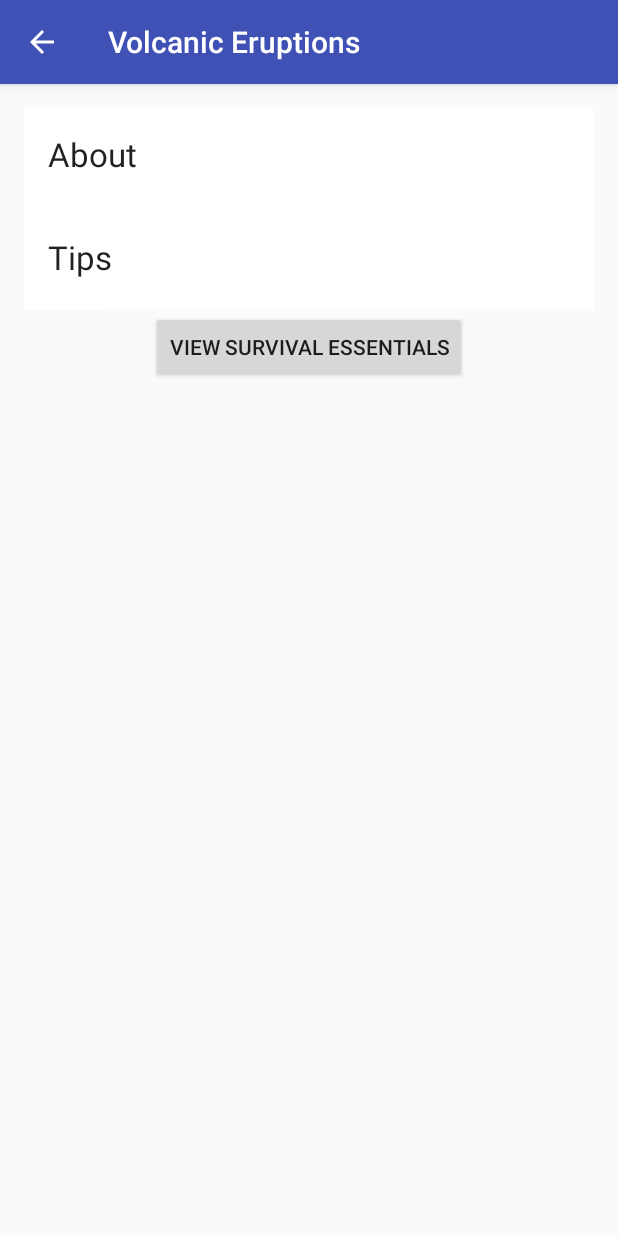
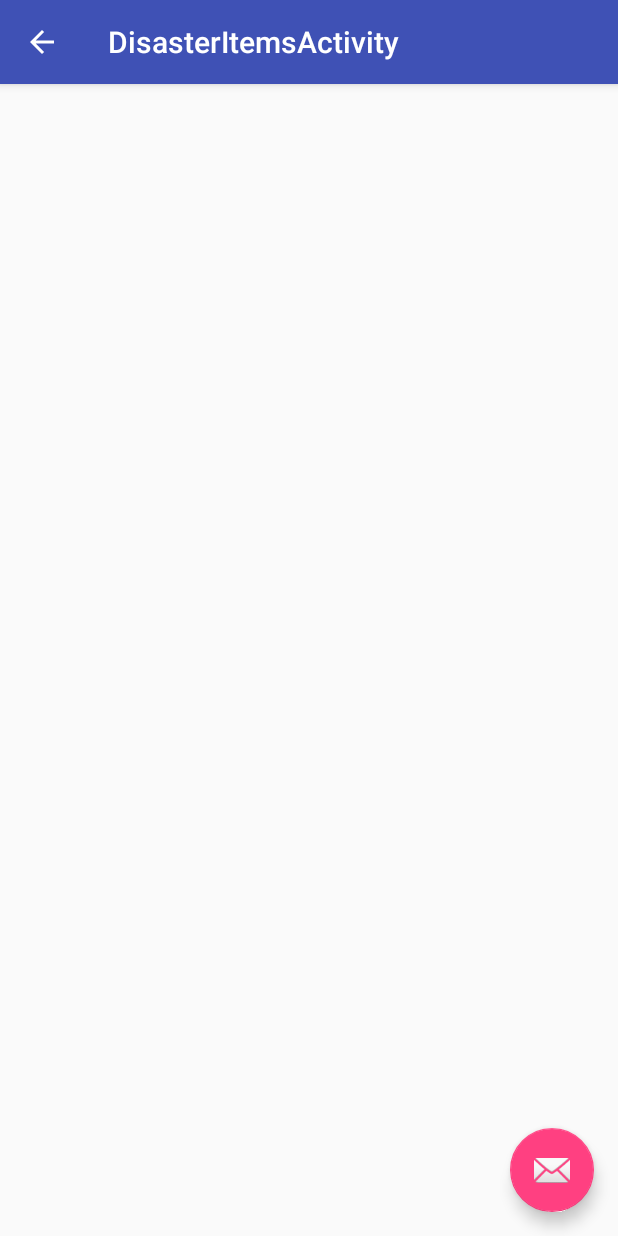
Before and after one commit to freshollie/206CDE35, an Android app: the DisasterInformationActivity screen opened directly, with no data from a screen before it, after a tap on "VIEW SURVIVAL ESSENTIALS", on a phone screen of 412 x 824 dp. Run offline under Robolectric (Android 15) with nearby library versions, the phone set to English and light mode, and no system bars.

Commit message:
Added item list activity, started working on type colours

```diff
--- a/project/app/DisasterZone/app/src/main/java/uk/ac/coventry/m206cde/tutorial3/group5/disasterzone/DisasterInformationActivity.java
+++ b/project/app/DisasterZone/app/src/main/java/uk/ac/coventry/m206cde/tutorial3/group5/disasterzone/DisasterInformationActivity.java
@@ -6,7 +6,6 @@ import android.support.v7.app.AppCompatActivity;
 import android.support.v7.widget.Toolbar;
 import android.util.Log;
 import android.view.View;
-import android.widget.Button;
 import android.widget.LinearLayout;
 import android.widget.TextView;
 
@@ -43,6 +42,7 @@ public class DisasterInformationActivity extends AppCompatActivity {
 
     public void showItems() {
         Log.v(TAG, "Showing items");
+        startActivity(new Intent(this, DisasterItemsActivity.class));
     }
 
     public void setupPage() {
--- /dev/null
+++ b/project/app/DisasterZone/app/src/main/java/uk/ac/coventry/m206cde/tutorial3/group5/disasterzone/DisasterItemsActivity.java
@@ -0,0 +1,30 @@
+package uk.ac.coventry.m206cde.tutorial3.group5.disasterzone;
+
+import android.os.Bundle;
+import android.support.design.widget.FloatingActionButton;
+import android.support.design.widget.Snackbar;
+import android.support.v7.app.AppCompatActivity;
+import android.support.v7.widget.Toolbar;
+import android.view.View;
+
+public class DisasterItemsActivity extends AppCompatActivity {
+
+    @Override
+    protected void onCreate(Bundle savedInstanceState) {
+        super.onCreate(savedInstanceState);
+        setContentView(R.layout.activity_disaster_items_activity);
+        Toolbar toolbar = (Toolbar) findViewById(R.id.toolbar);
+        setSupportActionBar(toolbar);
+
+        FloatingActionButton fab = (FloatingActionButton) findViewById(R.id.fab);
+        fab.setOnClickListener(new View.OnClickListener() {
+            @Override
+            public void onClick(View view) {
+                Snackbar.make(view, "Replace with your own action", Snackbar.LENGTH_LONG)
+                        .setAction("Action", null).show();
+            }
+        });
+        getSupportActionBar().setDisplayHomeAsUpEnabled(true);
+    }
+
+}
--- a/project/app/DisasterZone/app/src/main/java/uk/ac/coventry/m206cde/tutorial3/group5/disasterzone/DisasterListAdapter.java
+++ b/project/app/DisasterZone/app/src/main/java/uk/ac/coventry/m206cde/tutorial3/group5/disasterzone/DisasterListAdapter.java
@@ -9,6 +9,7 @@ import android.widget.RelativeLayout;
 import android.widget.TextView;
 
 import java.util.Arrays;
+import java.util.HashMap;
 
 /**
  * Created by freshollie on 2/27/17.
@@ -17,6 +18,7 @@ import java.util.Arrays;
 public class DisasterListAdapter extends RecyclerView.Adapter<DisasterListAdapter.DisasterHolder> {
 
     private static final String TAG = DisasterListAdapter.class.getSimpleName();
+    private HashMap<String, Integer> typeColours = new HashMap<>();
 
     private Disaster[] disasters = new Disaster[0];
     private DisasterListActivity disasterListActivity;
@@ -52,6 +54,10 @@ public class DisasterListAdapter extends RecyclerView.Adapter<DisasterListAdapte
     public void onBindViewHolder(final DisasterHolder holder, int position) {
         holder.disasterNameText.setText(disasters[position].getName());
         holder.disasterTypeText.setText(disasters[position].getType());
+
+
+        int colour = typeColours.getOrDefault(disasters[position].getType(), 0);
+
         holder.disasterCardLayout.setOnClickListener(new View.OnClickListener() {
             @Override
             public void onClick(View v) {
--- /dev/null
+++ b/project/app/DisasterZone/app/src/main/res/layout/activity_disaster_items_activity.xml
@@ -0,0 +1,34 @@
+<?xml version="1.0" encoding="utf-8"?>
+<android.support.design.widget.CoordinatorLayout xmlns:android="http://schemas.android.com/apk/res/android"
+    xmlns:app="http://schemas.android.com/apk/res-auto"
+    xmlns:tools="http://schemas.android.com/tools"
+    android:layout_width="match_parent"
+    android:layout_height="match_parent"
+    android:fitsSystemWindows="true"
+    tools:context="uk.ac.coventry.m206cde.tutorial3.group5.disasterzone.DisasterItemsActivity">
+
+    <android.support.design.widget.AppBarLayout
+        android:layout_width="match_parent"
+        android:layout_height="wrap_content"
+        android:theme="@style/AppTheme.NoActionBar.AppBarOverlay">
+
+        <android.support.v7.widget.Toolbar
+            android:id="@+id/toolbar"
+            android:layout_width="match_parent"
+            android:layout_height="?attr/actionBarSize"
+            android:background="?attr/colorPrimary"
+            app:popupTheme="@style/AppTheme.NoActionBar.PopupOverlay" />
+
+    </android.support.design.widget.AppBarLayout>
+
+    <include layout="@layout/content_disaster_items_activity" />
+
+    <android.support.design.widget.FloatingActionButton
+        android:id="@+id/fab"
+        android:layout_width="wrap_content"
+        android:layout_height="wrap_content"
+        android:layout_gravity="bottom|end"
+        android:layout_margin="@dimen/fab_margin"
+        app:srcCompat="@android:drawable/ic_dialog_email" />
+
+</android.support.design.widget.CoordinatorLayout>
--- a/project/app/DisasterZone/app/src/main/res/layout/card_layout_disaster.xml
+++ b/project/app/DisasterZone/app/src/main/res/layout/card_layout_disaster.xml
@@ -29,7 +29,7 @@
                 android:layout_height="wrap_content"
                 android:text="Volcanic"
                 android:textSize="20sp"
-                android:layout_centerVertical="true"
+                android:layout_alignParentTop="true"
                 android:layout_alignParentLeft="true"/>
 
             <TextView
@@ -37,9 +37,9 @@
                 android:layout_width="wrap_content"
                 android:layout_height="wrap_content"
                 android:text="Geographical"
-                android:textSize="15sp"
+                android:textSize="12sp"
                 android:textColor="@color/colorAccent"
-                android:layout_centerVertical="true"
+                android:layout_alignParentBottom="true"
                 android:layout_alignParentRight="true"/>
 
         </RelativeLayout>
--- /dev/null
+++ b/project/app/DisasterZone/app/src/main/res/layout/content_disaster_items_activity.xml
@@ -0,0 +1,16 @@
+<?xml version="1.0" encoding="utf-8"?>
+<RelativeLayout xmlns:android="http://schemas.android.com/apk/res/android"
+    xmlns:app="http://schemas.android.com/apk/res-auto"
+    xmlns:tools="http://schemas.android.com/tools"
+    android:id="@+id/content_disaster_items_activty"
+    android:layout_width="match_parent"
+    android:layout_height="match_parent"
+    android:paddingBottom="@dimen/activity_vertical_margin"
+    android:paddingLeft="@dimen/activity_horizontal_margin"
+    android:paddingRight="@dimen/activity_horizontal_margin"
+    android:paddingTop="@dimen/activity_vertical_margin"
+    app:layout_behavior="@string/appbar_scrolling_view_behavior"
+    tools:context="uk.ac.coventry.m206cde.tutorial3.group5.disasterzone.DisasterItemsActivity"
+    tools:showIn="@layout/activity_disaster_items_activity">
+
+</RelativeLayout>
--- a/project/app/DisasterZone/app/src/main/res/values/colors.xml
+++ b/project/app/DisasterZone/app/src/main/res/values/colors.xml
@@ -3,4 +3,10 @@
     <color name="colorPrimary">#3F51B5</color>
     <color name="colorPrimaryDark">#303F9F</color>
     <color name="colorAccent">#FF4081</color>
+
+    <color name="disasterType1">#7986cb</color>
+    <color name="disasterType2">#b71c1c</color>
+    <color name="disasterType3">#64dd17</color>
+    <color name="disasterType4">#ef6c00</color>
+    <color name="disasterType5">#263238</color>
 </resources>
--- a/project/app/DisasterZone/app/src/main/res/values/strings.xml
+++ b/project/app/DisasterZone/app/src/main/res/values/strings.xml
@@ -11,4 +11,5 @@
     <string name="disaster_information_about_title">About</string>
     <string name="disaster_information_tips_title">Tips</string>
     <string name="view_items_button_text">View Survival Essentials</string>
+    <string name="title_activity_disaster_items_activity">DisasterItemsActivity</string>
 </resources>
```
Also changed, not shown: project/app/DisasterZone/app/src/main/AndroidManifest.xml (+10 -1 lines).
